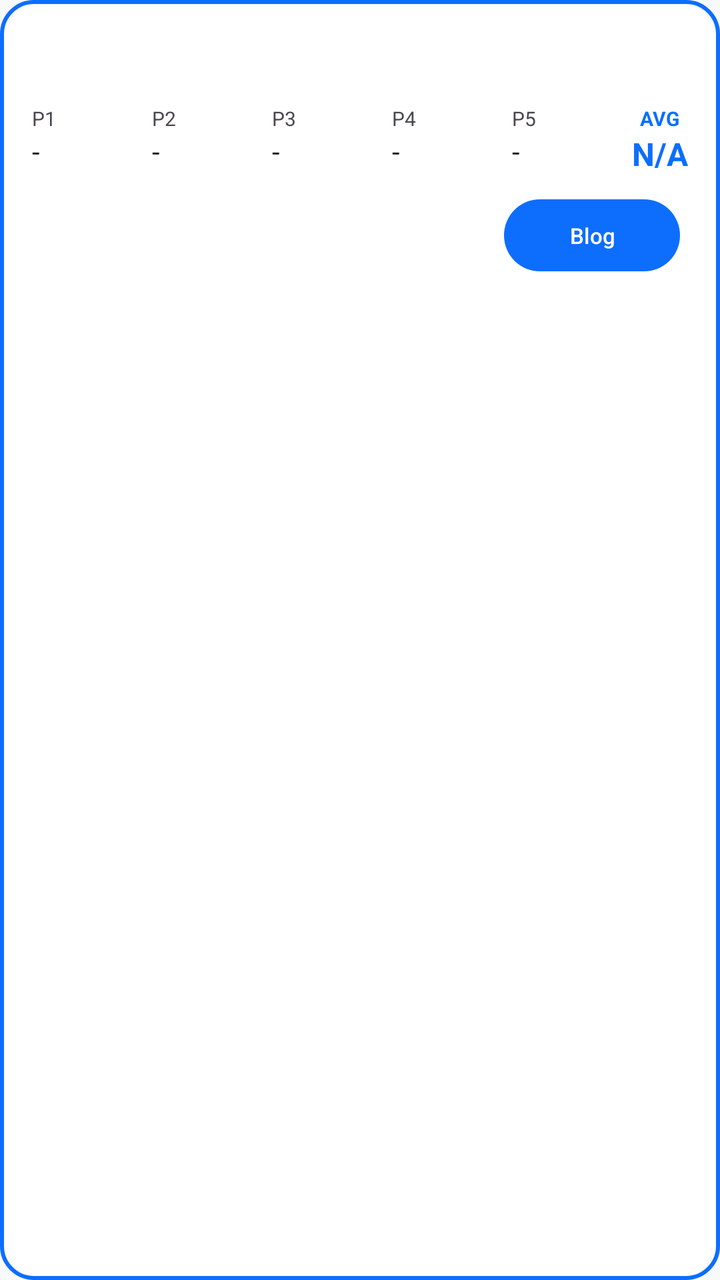
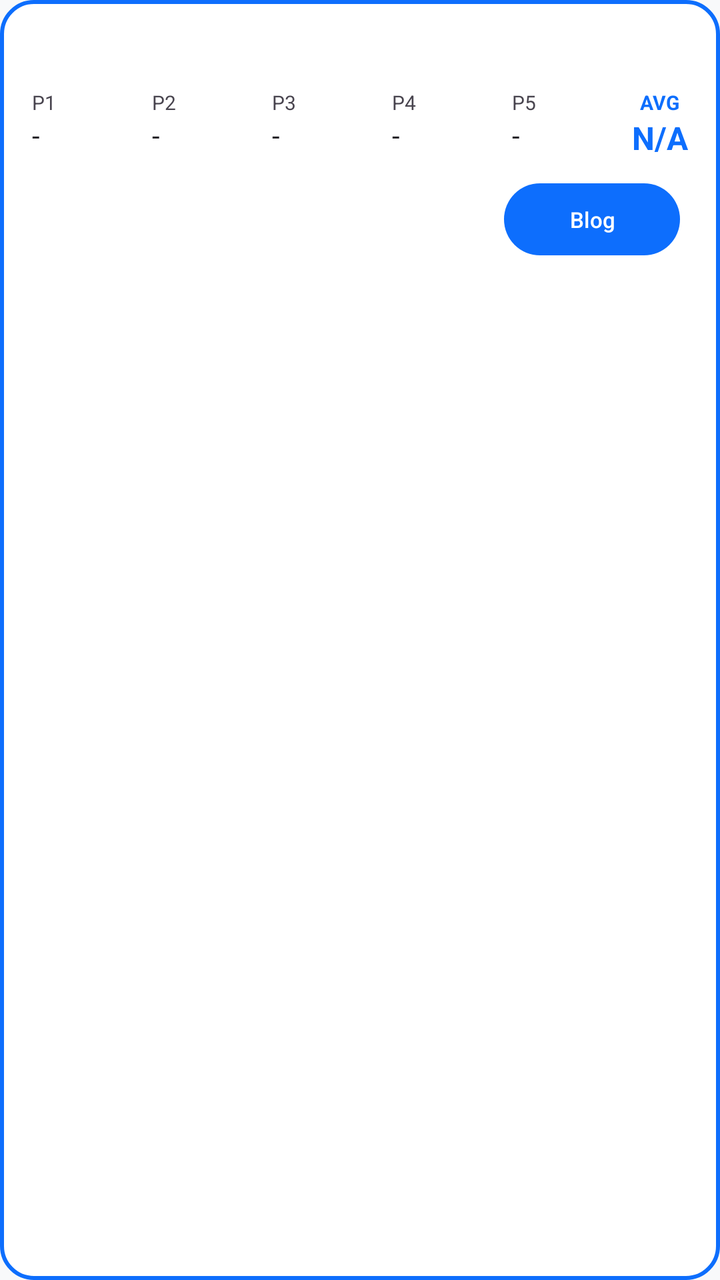

An Android layout rendered at two revisions. The XML below is the earlier revision; the diff shows what the commit changed to produce the second picture.
<!-- AndroidManifest.xml: application theme Theme.MyApplication -->
<!-- res/layout/item_grade.xml -->
<?xml version="1.0" encoding="utf-8"?>
<LinearLayout xmlns:android="http://schemas.android.com/apk/res/android"
    xmlns:app="http://schemas.android.com/apk/res-auto"
    android:layout_width="match_parent"
    android:layout_height="wrap_content"
    android:orientation="vertical"
    android:padding="16dp"
    android:layout_marginBottom="10dp"
    android:layout_marginHorizontal="2dp"
    android:background="@drawable/bg_list_item">

    
    <TextView
        android:id="@+id/tvSubjectName"
        android:layout_width="match_parent"
        android:layout_height="wrap_content"
        android:textColor="?android:attr/textColorPrimary"
        android:textSize="18sp"
        android:textStyle="bold"
        android:layout_marginBottom="12dp"/>

    
    <LinearLayout
        android:layout_width="match_parent"
        android:layout_height="wrap_content"
        android:orientation="horizontal"
        android:layout_marginBottom="12dp">

        <LinearLayout
            android:layout_width="0dp"
            android:layout_height="wrap_content"
            android:layout_weight="1"
            android:orientation="vertical">
            <TextView android:layout_width="wrap_content" android:layout_height="wrap_content" android:text="P1" android:textSize="10sp" android:textColor="?android:attr/textColorSecondary"/>
            <TextView android:id="@+id/tvP1" android:layout_width="wrap_content" android:layout_height="wrap_content" android:text="-" android:textSize="14sp" android:textColor="?android:attr/textColorPrimary"/>
        </LinearLayout>

        <LinearLayout
            android:layout_width="0dp"
            android:layout_height="wrap_content"
            android:layout_weight="1"
            android:orientation="vertical">
            <TextView android:layout_width="wrap_content" android:layout_height="wrap_content" android:text="P2" android:textSize="10sp" android:textColor="?android:attr/textColorSecondary"/>
            <TextView android:id="@+id/tvP2" android:layout_width="wrap_content" android:layout_height="wrap_content" android:text="-" android:textSize="14sp" android:textColor="?android:attr/textColorPrimary"/>
        </LinearLayout>

        <LinearLayout
            android:layout_width="0dp"
            android:layout_height="wrap_content"
            android:layout_weight="1"
            android:orientation="vertical">
            <TextView android:layout_width="wrap_content" android:layout_height="wrap_content" android:text="P3" android:textSize="10sp" android:textColor="?android:attr/textColorSecondary"/>
            <TextView android:id="@+id/tvP3" android:layout_width="wrap_content" android:layout_height="wrap_content" android:text="-" android:textSize="14sp" android:textColor="?android:attr/textColorPrimary"/>
        </LinearLayout>

        <LinearLayout
            android:layout_width="0dp"
            android:layout_height="wrap_content"
            android:layout_weight="1"
            android:orientation="vertical">
            <TextView android:layout_width="wrap_content" android:layout_height="wrap_content" android:text="P4" android:textSize="10sp" android:textColor="?android:attr/textColorSecondary"/>
            <TextView android:id="@+id/tvP4" android:layout_width="wrap_content" android:layout_height="wrap_content" android:text="-" android:textSize="14sp" android:textColor="?android:attr/textColorPrimary"/>
        </LinearLayout>

        <LinearLayout
            android:layout_width="0dp"
            android:layout_height="wrap_content"
            android:layout_weight="1"
            android:orientation="vertical">
            <TextView android:layout_width="wrap_content" android:layout_height="wrap_content" android:text="P5" android:textSize="10sp" android:textColor="?android:attr/textColorSecondary"/>
            <TextView android:id="@+id/tvP5" android:layout_width="wrap_content" android:layout_height="wrap_content" android:text="-" android:textSize="14sp" android:textColor="?android:attr/textColorPrimary"/>
        </LinearLayout>

        <LinearLayout
            android:layout_width="wrap_content"
            android:layout_height="wrap_content"
            android:orientation="vertical"
            android:gravity="center">
            <TextView android:layout_width="wrap_content" android:layout_height="wrap_content" android:text="AVG" android:textSize="10sp" android:textStyle="bold" android:textColor="?attr/colorPrimary"/>
            <TextView android:id="@+id/tvAverage" android:layout_width="wrap_content" android:layout_height="wrap_content" android:text="N/A" android:textSize="16sp" android:textStyle="bold" android:textColor="?attr/colorPrimary"/>
        </LinearLayout>

    </LinearLayout>

    
    <LinearLayout
        android:id="@+id/layoutButtons"
        android:layout_width="wrap_content"
        android:layout_height="wrap_content"
        android:layout_gravity="end"
        android:orientation="horizontal">

        <com.google.android.material.button.MaterialButton
            android:id="@+id/btnProfile"
            style="@style/Widget.Material3.Button.TonalButton"
            android:layout_width="wrap_content"
            android:layout_height="36dp"
            android:paddingHorizontal="12dp"
            android:text="Perfil"
            android:textSize="11sp"
            android:textAllCaps="false"
            app:cornerRadius="18dp"
            android:insetTop="0dp"
            android:insetBottom="0dp"
            app:backgroundTint="?attr/colorPrimary"
            android:textColor="@color/white"
            android:layout_marginEnd="4dp"
            android:visibility="gone"/>

        <com.google.android.material.button.MaterialButton
            android:id="@+id/btnEditGrades"
            style="@style/Widget.Material3.Button.TonalButton"
            android:layout_width="wrap_content"
            android:layout_height="36dp"
            android:paddingHorizontal="12dp"
            android:text="Notas"
            android:textSize="11sp"
            android:textAllCaps="false"
            app:cornerRadius="18dp"
            android:insetTop="0dp"
            android:insetBottom="0dp"
            app:backgroundTint="@color/bs_success"
            android:textColor="@color/white"
            android:layout_marginEnd="4dp"
            android:visibility="gone"/>

        <com.google.android.material.button.MaterialButton
            android:id="@+id/btnGoToBlog"
            style="@style/Widget.Material3.Button.TonalButton"
            android:layout_width="wrap_content"
            android:layout_height="36dp"
            android:paddingHorizontal="12dp"
            android:text="Blog"
            android:textSize="11sp"
            android:textAllCaps="false"
            app:cornerRadius="18dp"
            android:insetTop="0dp"
            android:insetBottom="0dp"
            app:backgroundTint="?attr/colorPrimary"
            android:textColor="@color/white"
            android:layout_marginEnd="4dp"/>

        <com.google.android.material.button.MaterialButton
            android:id="@+id/btnDeleteEnrollment"
            style="@style/Widget.Material3.Button.TonalButton"
            android:layout_width="wrap_content"
            android:layout_height="36dp"
            android:paddingHorizontal="12dp"
            android:text="Eliminar"
            android:textSize="11sp"
            android:textAllCaps="false"
            app:cornerRadius="18dp"
            android:insetTop="0dp"
            android:insetBottom="0dp"
            app:backgroundTint="@color/bs_danger"
            android:textColor="@color/white"
            android:visibility="gone"/>

    </LinearLayout>

</LinearLayout>
<!-- resources referenced by this layout -->
<resources>
  <color name="bs_danger">#dc3545</color>
  <color name="bs_success">#198754</color>
  <color name="white">#FFFFFFFF</color>
  <!-- drawable bg_list_item (drawable) -->
  <?xml version="1.0" encoding="utf-8"?>
  <shape xmlns:android="http://schemas.android.com/apk/res/android">
      <solid android:color="?attr/colorSurface" />
      <stroke
          android:width="2dp"
          android:color="?attr/colorPrimary" />
      <corners android:radius="16dp" />
  </shape>
  <style name="Theme.MyApplication" parent="Base.Theme.MyApplication" />
  <style name="Base.Theme.MyApplication" parent="Theme.Material3.DayNight.NoActionBar">
          <item name="colorPrimary">@color/accent_blue</item>
          <item name="colorOnPrimary">@color/white</item>
          <item name="colorSecondary">@color/bs_secondary</item>
          <item name="android:statusBarColor">@color/bs_dark</item>
          <item name="android:windowBackground">@color/bs_light</item>
          <item name="colorSurface">@color/surface_light</item>
          <item name="materialCardViewStyle">@style/Widget.Bootstrap.Card</item>
          <item name="cardViewStyle">@style/Widget.Bootstrap.Card</item>
          <item name="alertDialogTheme">@style/Theme.MyApplication.Dialog</item>
      </style>
  <color name="accent_blue">#0d6efd</color>
  <color name="bs_secondary">#6c757d</color>
  <color name="bs_dark">#212529</color>
  <color name="bs_light">#f8f9fa</color>
  <color name="surface_light">#FFFFFF</color>
  <style name="Widget.Bootstrap.Card" parent="Widget.Material3.CardView.Outlined">
          <item name="cardBackgroundColor">?attr/colorSurface</item>
          <item name="cardCornerRadius">16dp</item>
          <item name="cardElevation">3dp</item>
          <item name="strokeColor">?attr/colorPrimary</item>
          <item name="strokeWidth">2dp</item>
          <item name="android:layout_margin">8dp</item>
      </style>
  <style name="Theme.MyApplication.Dialog" parent="ThemeOverlay.Material3.MaterialAlertDialog">
          <item name="shapeAppearanceOverlay">@style/ShapeAppearance.MyApplication.Dialog</item>
      </style>
  <style name="ShapeAppearance.MyApplication.Dialog" parent="ShapeAppearance.Material3.LargeComponent">
          <item name="cornerSize">20dp</item>
      </style>
</resources>

<!-- the commit's change to res/layout/item_grade.xml (unified diff, before → after) -->
@@ -17,7 +17,18 @@
         android:textColor="?android:attr/textColorPrimary"
         android:textSize="18sp"
         android:textStyle="bold"
-        android:layout_marginBottom="12dp"/>
+        android:layout_marginBottom="4dp"/>
+
+    
+    <TextView
+        android:id="@+id/tvFacility"
+        android:layout_width="match_parent"
+        android:layout_height="wrap_content"
+        android:textColor="?attr/colorPrimary"
+        android:textSize="12sp"
+        android:textStyle="bold"
+        android:layout_marginBottom="12dp"
+        android:visibility="gone"/>
 
     
     <LinearLayout
